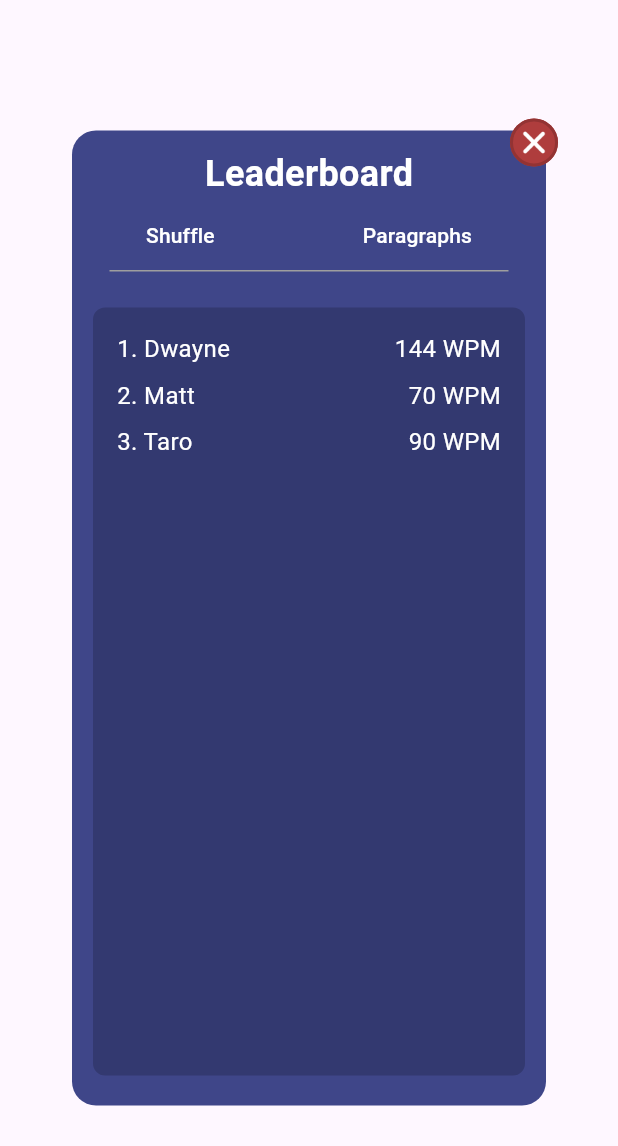
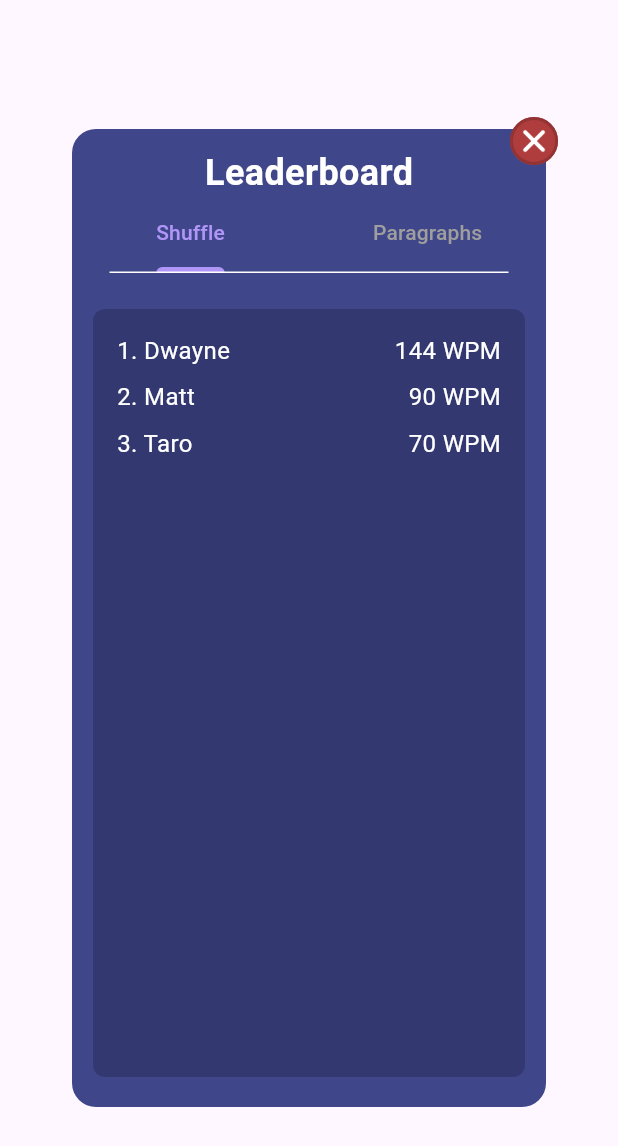
Before and after one commit to mirajwu/type_master, a Flutter app: the LeaderboardDialogBox widget shown alone on an empty page, opened directly, on a phone screen of 412 x 824 dp. Shown: the top 1146 px of the screen. Run offline on Flutter 3.47's test engine with Material 3 defaults, Android fonts, the phone set to English and light mode, and no system bars; our stand-ins replace animated_toggle_switch, google_fonts.

Commit message:
commit 3

```diff
--- a/lib/view/creditsDialog.dart
+++ b/lib/view/creditsDialog.dart
@@ -104,7 +104,7 @@ class CreditsDialogBox  extends StatelessWidget {
                           ],
                         )
                     ),
-                    const SizedBox(height: 20)
+                    const SizedBox(height: 8)
                   ],
                 )
             ),
--- a/lib/view/homePage.dart
+++ b/lib/view/homePage.dart
@@ -47,7 +47,7 @@ class TypeMaster extends StatelessWidget {
                     thickness: 1,
                     indent: 15,
                     endIndent: 15,
-                    color: Colors.grey
+                    color: Colors.white
                 ),
                 // NEW GAME BUTTON
                 const SizedBox(height: 32),
@@ -73,7 +73,7 @@ class TypeMaster extends StatelessWidget {
                       onPressed: () {
                         showDialog (
                           context: context,
-                          builder: (context) => const LeaderboardDialogBox()
+                          builder: (context) => LeaderboardDialogBox()
                         );
                       },
                       style: homeButtonStyle,
--- a/lib/view/leaderboardDialog.dart
+++ b/lib/view/leaderboardDialog.dart
@@ -1,9 +1,31 @@
+import 'package:animated_toggle_switch/animated_toggle_switch.dart';
 import 'package:flutter/material.dart';
 import 'package:google_fonts/google_fonts.dart';
 import 'styles/textStyles.dart';
 
-class LeaderboardDialogBox  extends StatelessWidget {
+class LeaderboardDialogBox extends StatefulWidget {
   const LeaderboardDialogBox({super.key});
+
+  @override
+  State<LeaderboardDialogBox> createState() => _LeaderboardDialogBoxState();
+}
+
+class _LeaderboardDialogBoxState  extends State<LeaderboardDialogBox> with SingleTickerProviderStateMixin{
+
+  bool leaderboardSwitchValue = false;
+  late TabController tabController;
+
+  @override
+  void initState() {
+    tabController = TabController(length: 2, vsync: this);
+    super.initState();
+  }
+
+  @override
+  void dispose(){
+    tabController.dispose();
+    super.dispose();
+  }
 
   @override
   Widget build(BuildContext context) {
@@ -29,31 +51,24 @@ class LeaderboardDialogBox  extends StatelessWidget {
                         fontWeight: FontWeight.bold
                     ),
                   ),
-                  Row (
-                    mainAxisAlignment: MainAxisAlignment.spaceAround,
-                    children: [
-                      TextButton(
-                        onPressed: () {},
-                        style: TextButton.styleFrom (
-                          foregroundColor: Colors.white,
-                        ),
-                        child: Text('Shuffle'),
-                      ),
-                      TextButton(
-                        onPressed: () {},
-                        style: TextButton.styleFrom (
-                          foregroundColor: Colors.white,
-                        ),
-                        child: Text('Paragraphs'),
-                      )
-                    ],
+                  TabBar(
+                    labelColor: Color(0xFFB096F7),
+                    unselectedLabelColor: Colors.grey,
+                    indicatorColor: Color(0xFFB096F7),
+                    indicatorWeight: 4,
+                    dividerColor: Colors.transparent,
+                    controller: tabController,
+                    tabs: [
+                      Tab(text: 'Shuffle',),
+                      Tab(text: 'Paragraphs'),
+                    ]
                   ),
                   const Divider(
                       height: 0,
                       thickness: 1,
                       indent: 25,
                       endIndent: 25,
-                      color: Colors.grey
+                      color: Colors.white
                   ),
                   const SizedBox(height: 24),
                   SizedBox(
@@ -87,7 +102,7 @@ class LeaderboardDialogBox  extends StatelessWidget {
                                       Text('2. Matt',
                                           style: leaderboardTextStyle
                                       ),
-                                      Text('70 WPM',
+                                      Text('90 WPM',
                                           style: leaderboardTextStyle
                                       ),
                                     ]
@@ -99,7 +114,7 @@ class LeaderboardDialogBox  extends StatelessWidget {
                                       Text('3. Taro',
                                           style: leaderboardTextStyle
                                       ),
-                                      Text('90 WPM',
+                                      Text('70 WPM',
                                           style: leaderboardTextStyle
                                       ),
                                     ]
--- a/pubspec.yaml
+++ b/pubspec.yaml
@@ -17,6 +17,7 @@ dependencies:
   stroke_text: any
   google_fonts: ^6.1.0
   cupertino_icons: ^1.0.8
+  animated_toggle_switch:
 
 dev_dependencies:
   flutter_test:
```
Also changed, not shown: lib/view/enterParagraphsUsername.dart (+127 -0 lines), lib/view/enterShuffleUsername.dart (+67 -11 lines), lib/view/newGame.dart (+28 -16 lines), pubspec.lock.
